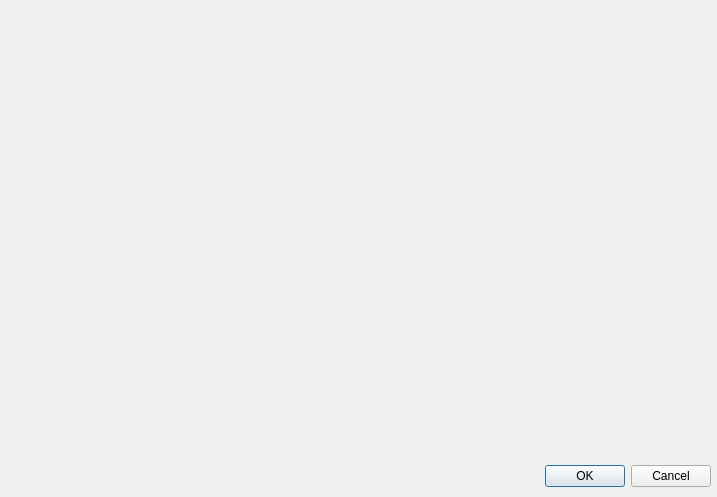
The window that historyshow.ui (EsZHU/QtExamSystem) describes before a commit, drawn with Qt 5.
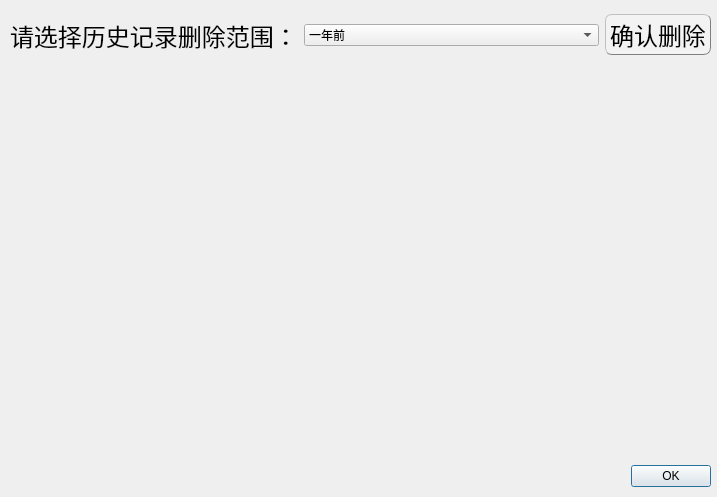
The same window after the commit.

Commit message: 增加删除历史记录界面

What changed in the file:
```diff
--- a/historyshow.ui
+++ b/historyshow.ui
@@ -44,9 +44,101 @@
     <enum>Qt::Horizontal</enum>
    </property>
    <property name="standardButtons">
-    <set>QDialogButtonBox::Cancel|QDialogButtonBox::Ok</set>
+    <set>QDialogButtonBox::Ok</set>
    </property>
   </widget>
+  <widget class="QWidget" name="widget" native="true">
+   <property name="geometry">
+    <rect>
+     <x>10</x>
+     <y>69</y>
+     <width>701</width>
+     <height>391</height>
+    </rect>
+   </property>
+  </widget>
+  <widget class="QWidget" name="widget_2" native="true">
+   <property name="geometry">
+    <rect>
+     <x>10</x>
+     <y>10</y>
+     <width>701</width>
+     <height>50</height>
+    </rect>
+   </property>
+   <layout class="QHBoxLayout" name="horizontalLayout">
+    <item>
+     <widget class="QLabel" name="label">
+      <property name="sizePolicy">
+       <sizepolicy hsizetype="Fixed" vsizetype="Preferred">
+        <horstretch>0</horstretch>
+        <verstretch>0</verstretch>
+       </sizepolicy>
+      </property>
+      <property name="font">
+       <font>
+        <pointsize>18</pointsize>
+       </font>
+      </property>
+      <property name="text">
+       <string>请选择历史记录删除范围：</string>
+      </property>
+     </widget>
+    </item>
+    <item>
+     <widget class="QComboBox" name="comboBox">
+      <item>
+       <property name="text">
+        <string>一年前</string>
+       </property>
+      </item>
+      <item>
+       <property name="text">
+        <string>半年前</string>
+       </property>
+      </item>
+      <item>
+       <property name="text">
+        <string>一个月前</string>
+       </property>
+      </item>
+      <item>
+       <property name="text">
+        <string>一周前</string>
+       </property>
+      </item>
+      <item>
+       <property name="text">
+        <string>全部</string>
+       </property>
+      </item>
+     </widget>
+    </item>
+    <item>
+     <widget class="QPushButton" name="deleteConfirmButton">
+      <property name="sizePolicy">
+       <sizepolicy hsizetype="Fixed" vsizetype="Fixed">
+        <horstretch>0</horstretch>
+        <verstretch>0</verstretch>
+       </sizepolicy>
+      </property>
+      <property name="font">
+       <font>
+        <pointsize>18</pointsize>
+       </font>
+      </property>
+      <property name="styleSheet">
+       <string notr="true">QPushButton{background-color: rgb(243, 243, 243);border:0.5px groove gray;border-radius:7px;padding:2px 4px;border-style: outset;}
+QPushButton:hover{background-color:rgb(229, 241, 251); color: black;}
+QPushButton:pressed{background-color:rgb(191, 190, 192);border-style: inset;}</string>
+      </property>
+      <property name="text">
+       <string>确认删除</string>
+      </property>
+     </widget>
+    </item>
+   </layout>
+  </widget>
  </widget>
  <resources/>
  <connections>
```
The commit also changes 15 other files.
